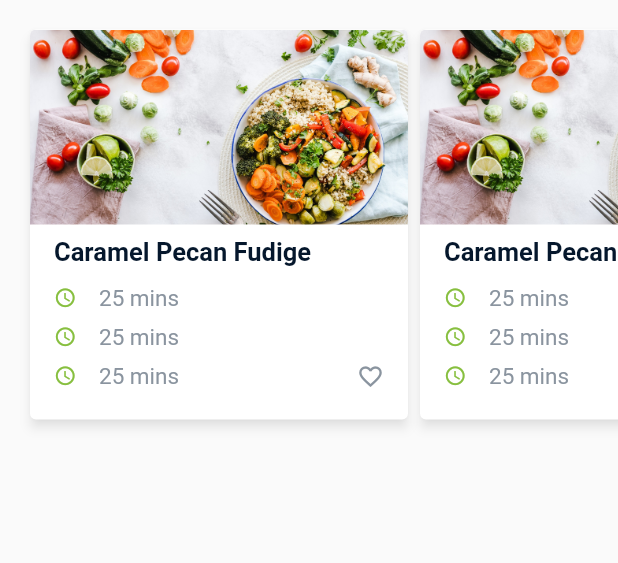
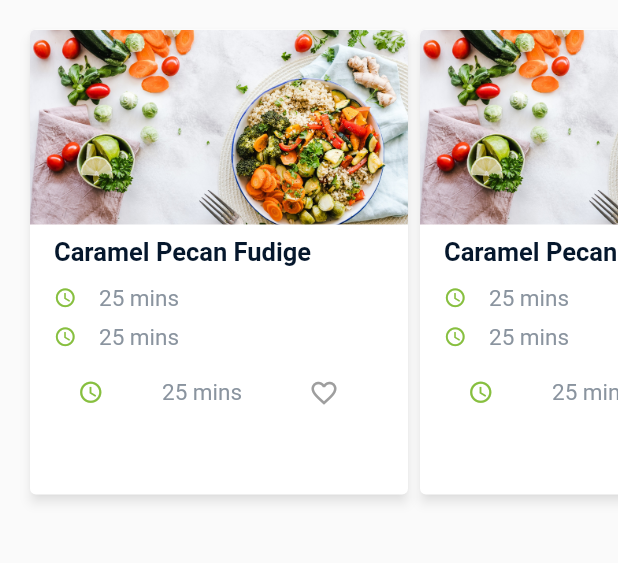
Before and after one commit to samuel051998/ProjectX, a Flutter app: the RecipesTab screen opened directly, on a phone screen of 412 x 824 dp, the part 71-634 px from its top. Run offline on Flutter 3.47's test engine with Material 2 defaults, Android fonts, the phone set to English and light mode, and no system bars.

Commit message:
first test favorite button and iconbutton on listtile

```diff
--- a/dailyrecipesflutter/lib/constants.dart
+++ b/dailyrecipesflutter/lib/constants.dart
@@ -5,3 +5,5 @@ const kSecondaryColor = Color(0xFF8A949F);
 const kTextColor = Color(0xFF05172C);
 const kBackgroundColor = Color(0xFFF4F5F5);
 const kAnimationDuration = Duration(milliseconds: 200);
+const Color favoriteColor = Colors.red;
+const Color unfavoriteColor = Colors.grey;
--- /dev/null
+++ b/dailyrecipesflutter/lib/screens/home/tabs/recipes/components/cardListElementTest.dart
@@ -0,0 +1,25 @@
+import 'package:dailyrecipesflutter/screens/home/tabs/recipes/components/favoriteWidget.dart';
+import 'package:flutter/material.dart';
+import '../../../../../constants.dart';
+
+class CardListElementTest extends StatelessWidget {
+  @override
+  Widget build(BuildContext context) {
+    return ListTile(
+      leading: Icon(
+        Icons.access_time,
+        color: kPrimaryColor,
+        size: 17.0,
+      ),
+      title: Text(
+        '25 mins',
+        style: TextStyle(
+          color: kSecondaryColor,
+          fontSize: 15,
+        ),
+      ),
+      dense: true,
+      trailing: FavoriteWidget(),
+    );
+  }
+}
--- a/dailyrecipesflutter/lib/screens/home/tabs/recipes/components/cardListElementWithFavorite.dart
+++ b/dailyrecipesflutter/lib/screens/home/tabs/recipes/components/cardListElementWithFavorite.dart
@@ -1,3 +1,4 @@
+import 'package:dailyrecipesflutter/screens/home/tabs/recipes/components/favoriteWidget.dart';
 import 'package:flutter/material.dart';
 import '../../../../../constants.dart';
 
@@ -24,11 +25,7 @@ class CardListElementWithFavorite extends StatelessWidget {
             ),
           ),
           Spacer(flex: 1),
-          Icon(
-            Icons.favorite_border,
-            color: kSecondaryColor,
-            size: 18.0,
-          )
+          FavoriteWidget(),
         ],
       ),
     );
--- a/dailyrecipesflutter/lib/screens/home/tabs/recipes/components/cardsListView.dart
+++ b/dailyrecipesflutter/lib/screens/home/tabs/recipes/components/cardsListView.dart
@@ -5,7 +5,7 @@ class CardsListView extends StatelessWidget {
   @override
   Widget build(BuildContext context) {
     return Container(
-      height: 300.0,
+      height: 350.0,
       child: ListView(
         scrollDirection: Axis.horizontal,
         padding: const EdgeInsets.all(16.0),
--- /dev/null
+++ b/dailyrecipesflutter/lib/screens/home/tabs/recipes/components/favoriteWidget.dart
@@ -0,0 +1,34 @@
+import 'package:dailyrecipesflutter/constants.dart';
+import 'package:flutter/material.dart';
+
+class FavoriteWidget extends StatefulWidget {
+  @override
+  _FavoriteWidgetState createState() => _FavoriteWidgetState();
+}
+
+class _FavoriteWidgetState extends State<FavoriteWidget> {
+  bool _isFavorited = false;
+
+  @override
+  Widget build(BuildContext context) {
+    return GestureDetector(
+      child: IconButton(
+        icon: (_isFavorited ? Icon(Icons.favorite) : Icon(Icons.favorite_border)),
+        color: (_isFavorited ? favoriteColor : unfavoriteColor),
+        onPressed: _toggleFavorite,
+        iconSize: 20.0,
+        splashColor: Colors.transparent,
+        highlightColor: Colors.transparent,
+      ),
+    );
+  }
+
+  void _toggleFavorite() {
+    setState(() {
+      if(_isFavorited)
+        _isFavorited = false;
+      else
+        _isFavorited = true;
+    });
+  }
+}
--- a/dailyrecipesflutter/lib/screens/home/tabs/recipes/components/myCard.dart
+++ b/dailyrecipesflutter/lib/screens/home/tabs/recipes/components/myCard.dart
@@ -2,6 +2,8 @@ import 'package:dailyrecipesflutter/constants.dart';
 import 'package:dailyrecipesflutter/screens/home/tabs/recipes/components/cardListElement.dart';
 import 'package:dailyrecipesflutter/screens/home/tabs/recipes/components/cardListElementWithFavorite.dart';
 import 'package:flutter/material.dart';
+
+import 'cardListElementTest.dart';
 
 class MyCard extends StatelessWidget {
   @override
@@ -43,7 +45,7 @@ class MyCard extends StatelessWidget {
                   ),
                   CardListElement(),
                   CardListElement(),
-                  CardListElementWithFavorite(),
+                  CardListElementTest(),
                 ],
               ),
             ),
```
Also changed, not shown: dailyrecipesflutter/lib/screens/home/tabs/recipes/components/cards.dart (deleted, +0 -26 lines), dailyrecipesflutter/lib/screens/home/tabs/recipes/components/cardsList.dart (deleted, +0 -20 lines).
